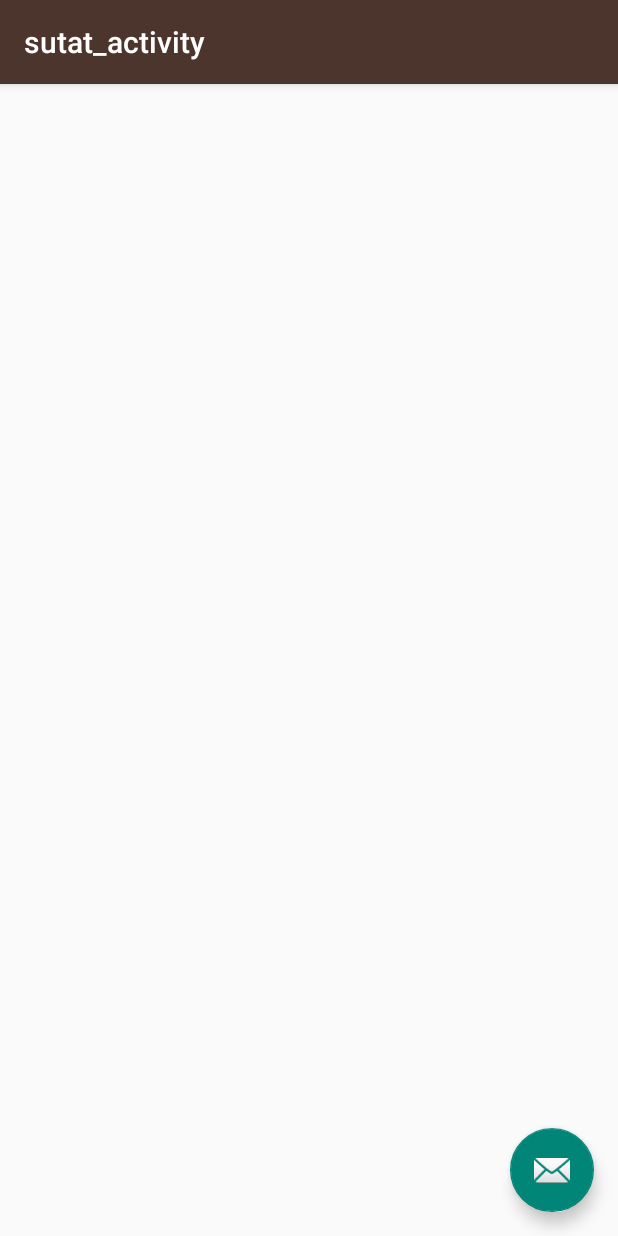
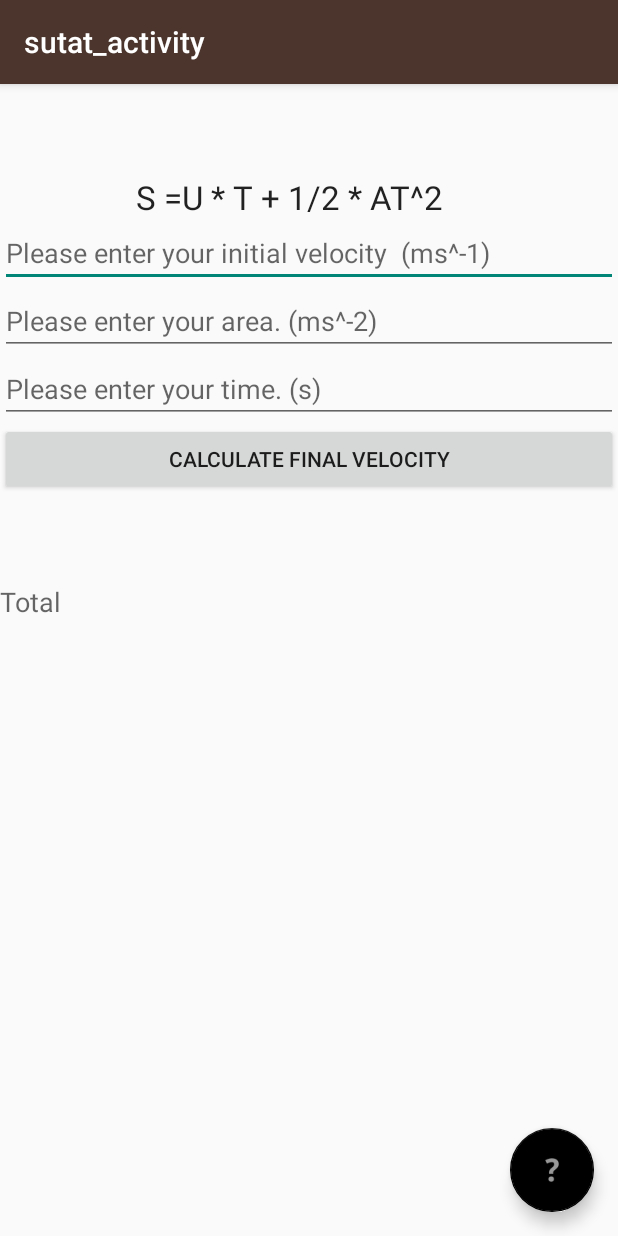
Before and after one commit to Patalayus/CalculatorApp, an Android app: the sutat_activity screen opened directly, with no data from a screen before it, on a phone screen of 412 x 824 dp. Run offline under Robolectric (Android 15) with nearby library versions, the phone set to English and light mode, and no system bars.

Commit message:
finished save

```diff
--- a/app/src/main/res/layout/activity_sutat_activity.xml
+++ b/app/src/main/res/layout/activity_sutat_activity.xml
@@ -20,7 +20,13 @@
 
     </android.support.design.widget.AppBarLayout>
 
-    <include layout="@layout/content_sutat_activity" />
+    <include layout="@layout/content_sutat_activity"
+        android:id="@+id/include" />
+
+    <Space
+        android:layout_width="match_parent"
+        android:layout_height="wrap_content"
+        android:layout_weight="0.19" />
 
     <android.support.design.widget.FloatingActionButton
         android:id="@+id/fab"
@@ -28,6 +34,69 @@
         android:layout_height="wrap_content"
         android:layout_gravity="bottom|end"
         android:layout_margin="@dimen/fab_margin"
-        app:srcCompat="@android:drawable/ic_dialog_email" />
+        app:backgroundTint="@android:color/background_dark"
+        app:srcCompat="@android:drawable/ic_menu_help" />
+
+    <LinearLayout
+        android:layout_width="match_parent"
+        android:layout_height="match_parent"
+        android:orientation="vertical"
+        android:weightSum="1">
+
+        <Space
+            android:layout_width="match_parent"
+            android:layout_height="wrap_content"
+            android:layout_weight="0.20" />
+
+        <TextView
+            android:id="@+id/textView6"
+            android:layout_width="match_parent"
+            android:layout_height="wrap_content"
+            android:text="                 S =U * T + 1/2 * AT^2 "
+            android:textAppearance="@style/TextAppearance.AppCompat.Large" />
+
+        <EditText
+            android:id="@+id/editText"
+            android:layout_width="match_parent"
+            android:layout_height="wrap_content"
+            android:ems="10"
+            android:hint="Please enter your initial velocity  (ms^-1)"
+            android:inputType="number|numberSigned|numberDecimal" />
+
+        <EditText
+            android:id="@+id/editText2"
+            android:layout_width="match_parent"
+            android:layout_height="wrap_content"
+            android:ems="10"
+            android:hint="Please enter your area. (ms^-2)"
+            android:inputType="number|numberSigned|numberDecimal" />
+
+        <EditText
+            android:id="@+id/editText3"
+            android:layout_width="match_parent"
+            android:layout_height="wrap_content"
+            android:ems="10"
+            android:hint="Please enter your time. (s)"
+            android:inputType="number|numberSigned|numberDecimal" />
+
+        <Button
+            android:id="@+id/button"
+            android:layout_width="match_parent"
+            android:layout_height="wrap_content"
+            android:onClick="onClickVelocity"
+            android:text="Calculate Final velocity" />
+
+        <Space
+            android:layout_width="match_parent"
+            android:layout_height="wrap_content"
+            android:layout_weight="0.10" />
+
+        <TextView
+            android:id="@+id/textView7"
+            android:layout_width="match_parent"
+            android:layout_height="wrap_content"
+            android:text="Total"
+            android:textAppearance="@style/TextAppearance.AppCompat.Medium" />
+    </LinearLayout>
 
 </android.support.design.widget.CoordinatorLayout>
```
